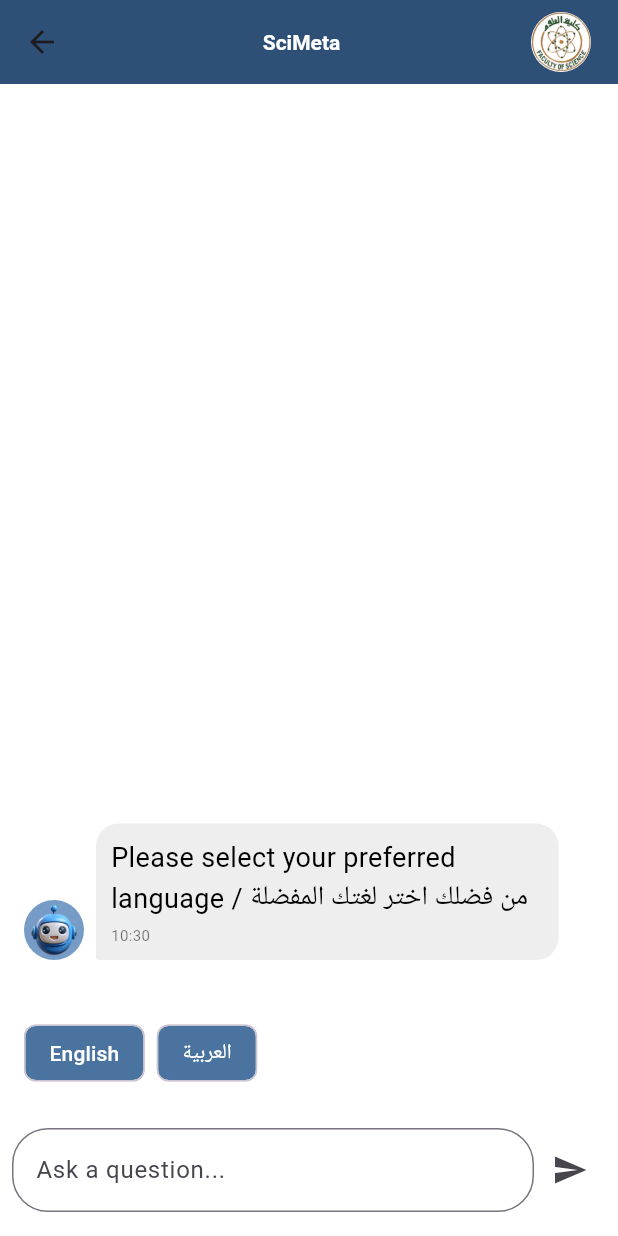
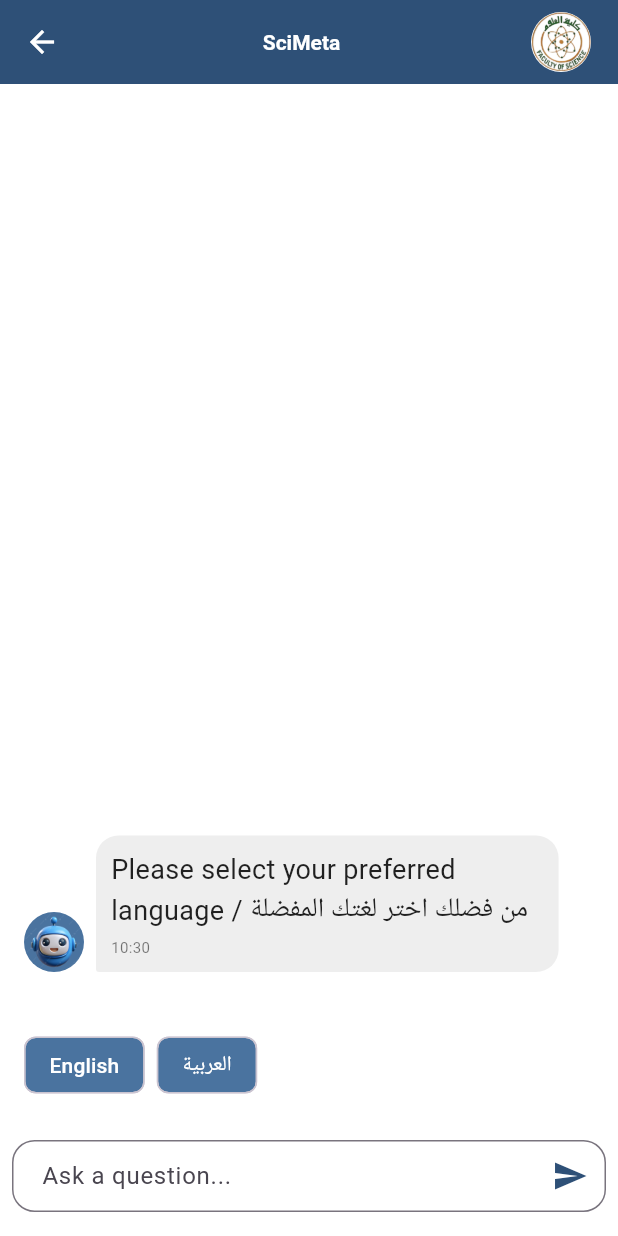
Before and after one commit to TDH9001/gradProj, a Flutter app: the QuestionScreen screen opened by its route, after a tap on "chat with sciMate", on a phone screen of 412 x 824 dp. Run offline on Flutter 3.47's test engine with Material 3 defaults, Android fonts, the phone set to English and light mode, and no system bars; drawn by our look-alikes of flutter_chat_bubble; our stand-ins replace audioplayers, cloud_firestore, connectivity_plus, curved_navigation_bar, firebase_auth, firebase_core and 9 more; missing offline and left inert: omni_datetime_picker, record, syncfusion_flutter_pdfviewer; accounts and stored records are empty.

Commit message:
chat bot color is done
color in CustomContainer,
color in QuestionScreen ,
color in CustomContainer ,

```diff
--- a/lib/screen/about_screen/chatbot/chat_message.dart
+++ b/lib/screen/about_screen/chatbot/chat_message.dart
@@ -1,6 +1,9 @@
 import 'package:flutter/material.dart';
 import 'package:flutter_chat_bubble/chat_bubble.dart';
+import 'package:provider/provider.dart';
 
+import '../../../providers/theme_provider.dart';
+import '../../theme/dark_theme_colors.dart';
 import 'chat_item.dart';
 
 class ChatMessage extends ChatItem {
@@ -16,6 +19,8 @@ class ChatMessage extends ChatItem {
 
   @override
   Widget build(BuildContext context) {
+    final themeProvider = Provider.of<ThemeProvider>(context);
+    final bool isDarkMode = themeProvider.isDarkMode;
     return Container(
       margin: const EdgeInsets.symmetric(vertical: 10.0, horizontal: 16.0),
       child: Row(
@@ -25,7 +30,7 @@ class ChatMessage extends ChatItem {
         children: [
           if (!isUser)
             CircleAvatar(
-              backgroundColor: Color((0xff769BC6),),
+              backgroundColor: Color((0xFF4A739F),),
               child: Image.asset(
                 'assets/images/robot.png',
                 fit: BoxFit.cover,
@@ -42,7 +47,8 @@ class ChatMessage extends ChatItem {
               alignment: isUser ? Alignment.topRight : Alignment.topLeft,
               margin: const EdgeInsets.only(top: 20),
               backGroundColor:
-              isUser ? Color(0xff2E5077) : Colors.grey[200],
+              isUser ?(isDarkMode ? DarkThemeColors.secondary : Color(0xFF4A739F))
+                : (isDarkMode ? Colors.grey[800] : Colors.grey[200]!),
               child: Container(
                 constraints: BoxConstraints(
                   maxWidth: MediaQuery.of(context).size.width * 0.7,
@@ -54,7 +60,7 @@ class ChatMessage extends ChatItem {
                       text,
                       style: TextStyle(
                         fontSize: 18,
-                        color: isUser ? Colors.white : Colors.black,
+                        color: isUser ? Colors.white : (isDarkMode ? Colors.white : Colors.black87),
                       ),
                     ),
                     const SizedBox(height: 4),
--- a/lib/screen/about_screen/chatbot/chat_screen.dart
+++ b/lib/screen/about_screen/chatbot/chat_screen.dart
@@ -97,7 +97,14 @@ class _ChatScreenState extends State<ChatScreen> {
   @override
   Widget build(BuildContext context) {
     return Scaffold(
-      appBar:Orgappbar(scaffoldKey:scaffoldKey, title: "SciMeta",),
+      appBar:Orgappbar(scaffoldKey:scaffoldKey, title: "SciMeta",
+        leading: IconButton(
+          icon: Icon(Icons.arrow_back, color: Colors.white),
+          onPressed: () {
+            Navigator.pop(context);
+          },
+        ),
+      ),
       resizeToAvoidBottomInset: false,
       body: SafeArea(
         child: Column(
--- a/lib/screen/about_screen/question_screen.dart
+++ b/lib/screen/about_screen/question_screen.dart
@@ -3,6 +3,10 @@ import 'package:grad_proj/screen/about_screen/chatbot/chat_screen.dart';
 import 'package:grad_proj/widgets/custom_container.dart';
 import 'package:grad_proj/widgets/custom_scibutton.dart';
 import 'package:grad_proj/widgets/orgappbar.dart';
+import 'package:provider/provider.dart';
+
+import '../../providers/theme_provider.dart';
+import '../theme/dark_theme_colors.dart';
 
 class QuestionScreen extends StatefulWidget {
   const QuestionScreen({super.key});
@@ -18,6 +22,8 @@ class _QuestionScreenState extends State<QuestionScreen> {
 
   @override
   Widget build(BuildContext context) {
+    final themeProvider = Provider.of<ThemeProvider>(context);
+    final bool isDarkMode = themeProvider.isDarkMode;
     return Scaffold(
       key: scaffoldKey,
       appBar: Orgappbar(
@@ -40,14 +46,14 @@ class _QuestionScreenState extends State<QuestionScreen> {
           children: [
           Text(
           'Welcome to Ain Shams University Faculty of Science Guide!',
-          style: TextStyle(fontSize: 18, fontWeight: FontWeight.bold ,color: Colors.black),
+          style: TextStyle(fontSize: 18, fontWeight: FontWeight.bold ,color: isDarkMode ? Colors.white : Colors.black),
         ),
         SizedBox(height: 10),
         Text(
           "I'm here to help you find the best courses and career paths "
               "for your studies at Ain Shams University. 🎓\n\n"
               "Would you like to start a conversation with our smart assistant?",
-          style: TextStyle(fontSize: 16, color: Colors.grey[700]),
+          style: TextStyle(fontSize: 16, color:isDarkMode ? Colors.white70 : Colors.grey[700]),
           textAlign: TextAlign.center,
         ),
         Spacer(),
@@ -68,7 +74,7 @@ class _QuestionScreenState extends State<QuestionScreen> {
               child: CircleAvatar(
                 radius: 30,
                 child: CircleAvatar(
-                  backgroundColor: Color(0xffA3BFE0),
+                  backgroundColor: isDarkMode? DarkThemeColors.secondary : Color(0xFF4A739F),
                   radius: 28,
                   backgroundImage: AssetImage('assets/images/robot.png'),
                 ),
--- a/lib/widgets/custom_container.dart
+++ b/lib/widgets/custom_container.dart
@@ -1,4 +1,8 @@
 import 'package:flutter/material.dart';
+import 'package:grad_proj/screen/theme/dark_theme_colors.dart';
+import 'package:provider/provider.dart';
+
+import '../providers/theme_provider.dart';
 
 class CustomContainer extends StatelessWidget {
   final double width;
@@ -8,12 +12,14 @@ class CustomContainer extends StatelessWidget {
 
   @override
   Widget build(BuildContext context) {
+    final themeProvider = Provider.of<ThemeProvider>(context);
+    final bool isDarkMode = themeProvider.isDarkMode;
     return Container(
         width: width,
         height: height,
         padding: EdgeInsets.all(20),
         decoration: BoxDecoration(
-          color: Colors.white,
+          color: isDarkMode ? DarkThemeColors.primary :Colors.white,
           boxShadow: [
             BoxShadow(
               color: Colors.grey.withOpacity(0.2),
@@ -23,7 +29,7 @@ class CustomContainer extends StatelessWidget {
             ),
           ],
           borderRadius: BorderRadius.circular(15),
-          border: Border.all(color: Colors.grey, width: 1.5),
+          border: Border.all(color: isDarkMode ? DarkThemeColors.primary : Colors.grey, width: 1.5),
         ),
         child: child
     );;
--- a/lib/widgets/custom_scibutton.dart
+++ b/lib/widgets/custom_scibutton.dart
@@ -1,4 +1,9 @@
 import 'package:flutter/material.dart';
+import 'package:provider/provider.dart';
+
+import '../providers/theme_provider.dart';
+import '../screen/theme/dark_theme_colors.dart';
+import '../screen/theme/light_theme.dart';
 
 class CustomScibutton extends StatelessWidget {
   final String text;
@@ -7,11 +12,13 @@ class CustomScibutton extends StatelessWidget {
 
   @override
   Widget build(BuildContext context) {
+    final themeProvider = Provider.of<ThemeProvider>(context);
+    final bool isDarkMode = themeProvider.isDarkMode;
     return SizedBox(
       width: double.infinity,
       child: ElevatedButton(
         style: ElevatedButton.styleFrom(
-          backgroundColor: Color(0xff2E5077),
+          backgroundColor:isDarkMode ? DarkThemeColors.buttonColor : LightTheme.primary,
           foregroundColor: Colors.white,
           side: BorderSide(color: Color(0xffA3BFE0)),
           padding: const EdgeInsets.symmetric(vertical: 14),
--- a/lib/widgets/text_field_chatbot.dart
+++ b/lib/widgets/text_field_chatbot.dart
@@ -17,20 +17,21 @@ class TextFieldChatbot extends StatelessWidget {
               onSubmitted: onSubmitted,
               decoration: InputDecoration(
                 hintText: 'Ask a question...',
+                contentPadding: EdgeInsets.symmetric(horizontal: 16.0, vertical: 10.0),
+                  suffixIcon: IconButton(
+                  icon: Icon(Icons.send, color: Color(0xff2E5077)),
+                  onPressed: () => onSubmitted(controller.text),
+                ),
                 border: const OutlineInputBorder(
-                  borderRadius: BorderRadius.all(Radius.circular(24.0)),
+                  borderRadius: BorderRadius.all(Radius.circular(15.0)),
                   borderSide: BorderSide(color: Colors.grey, width: 2.0),
                 ),
                 focusedBorder: OutlineInputBorder(
-                  borderRadius: BorderRadius.circular(20.0),
+                  borderRadius: BorderRadius.circular(15.0),
                   borderSide: const BorderSide(color: Color(0xff2E5077), width: 2.0),
                 ),
               ),
             ),
-          ),
-          IconButton(
-            icon: const Icon(Icons.send),
-            onPressed: () => onSubmitted(controller.text),
           ),
         ],
       ),
```
